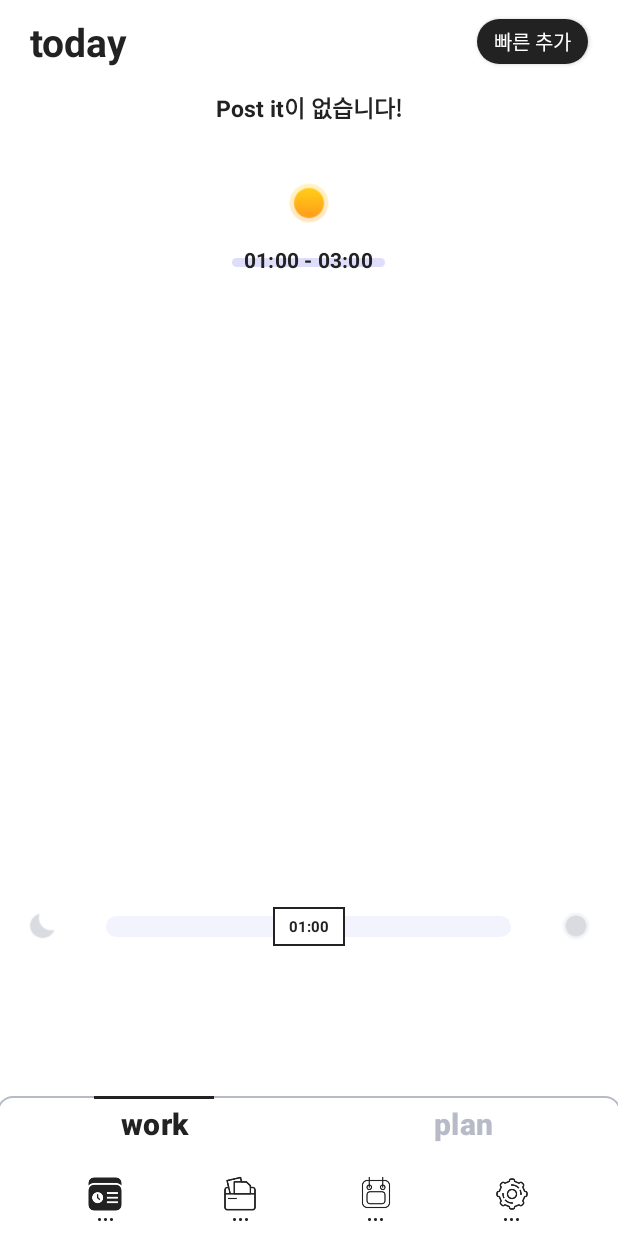
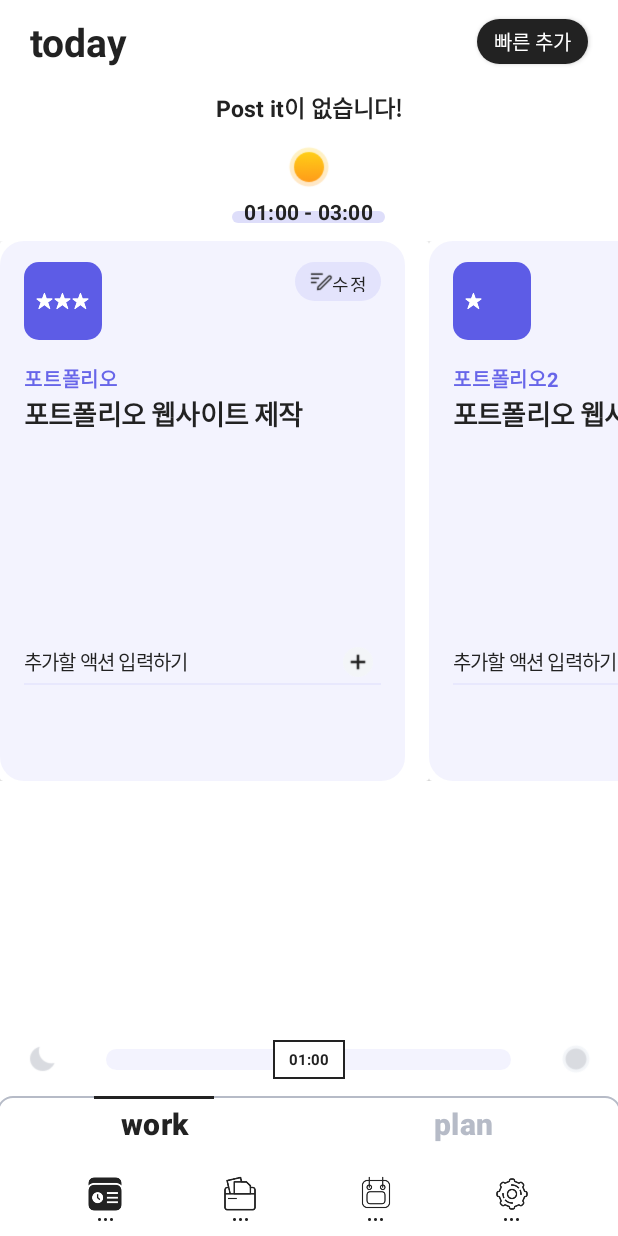
Before and after one commit to seonb2n/toodle_and_java, an Android app: the screen it shows after launch (TodayWorkActivity), on a phone screen of 412 x 824 dp. Run offline under Robolectric (Android 15) with nearby library versions, the light colour scheme and no system bars; libraries missing offline, so code that uses them is left out: com.franmontiel.persistentcookiejar, com.jakewharton.threetenabp, com.kakao.auth, com.kakao.network, com.kakao.usermgmt; 4 statements that could not run were skipped.

Commit message:
cardView to do view 제작 중

```diff
--- a/ToodleToodle/app/build.gradle
+++ b/ToodleToodle/app/build.gradle
@@ -7,7 +7,7 @@ android {
 
     defaultConfig {
         applicationId "com.origincurly.toodletoodle"
-        minSdkVersion 23
+        minSdkVersion 24
         targetSdkVersion 29
         versionCode 2
         versionName "1.0.1"
@@ -20,6 +20,10 @@ android {
             minifyEnabled false
             proguardFiles getDefaultProguardFile('proguard-android-optimize.txt'), 'proguard-rules.pro'
         }
+    }
+    compileOptions {
+        sourceCompatibility JavaVersion.VERSION_1_8
+        targetCompatibility JavaVersion.VERSION_1_8
     }
 }
 
--- a/ToodleToodle/app/src/main/java/com/origincurly/toodletoodle/TodayWorkActivity.java
+++ b/ToodleToodle/app/src/main/java/com/origincurly/toodletoodle/TodayWorkActivity.java
@@ -16,15 +16,19 @@ import com.origincurly.toodletoodle.list.PostitCategoryItem;
 import com.origincurly.toodletoodle.list.PostitHorizontalAdapter;
 import com.origincurly.toodletoodle.list.PostitItem;
 import com.origincurly.toodletoodle.list.TodayWorkAdapter;
+import com.origincurly.toodletoodle.list.TodayWorkCardViewItem;
+import com.origincurly.toodletoodle.list.TodayWorkToDoItem;
 import com.origincurly.toodletoodle.util.ErrorCodeEnum;
 import com.origincurly.toodletoodle.util.NetworkManager;
 
 import org.json.JSONArray;
 import org.json.JSONException;
 import org.json.JSONObject;
+import org.threeten.bp.LocalDateTime;
 
 import java.net.URL;
 import java.util.ArrayList;
+import java.util.List;
 
 import okhttp3.FormBody;
 import okhttp3.OkHttpClient;
@@ -51,15 +55,53 @@ public class TodayWorkActivity extends BasicActivity {
     private PostitHorizontalAdapter postitHorizontalAdapter;
     private TodayWorkAdapter todayWorkAdapter;
 
+    //endregion
 
-
-    //endregion
+    //cardView 용 mock data
+    private List<TodayWorkCardViewItem> items;
 
     @Override
     protected void onCreate(Bundle savedInstanceState ) {
         super.onCreate(savedInstanceState);
         setContentView(R.layout.activity_today_work);
         setActivity(this, this);
+
+        //mock data sample region
+
+        items = new ArrayList<>();
+        List<TodayWorkToDoItem> toDoItems = new ArrayList<>();
+        TodayWorkToDoItem toDoItem1 = new TodayWorkToDoItem();
+        toDoItem1.id = 1;
+        toDoItem1.content = "로그인 버튼 시안 제작";
+        TodayWorkToDoItem toDoItem2 = new TodayWorkToDoItem();
+        toDoItem2.id = 2;
+        toDoItem2.content = "모바일 페이지 제작";
+        toDoItems.add(toDoItem1);
+        toDoItems.add(toDoItem2);
+
+        TodayWorkCardViewItem todayWorkCardViewItem1 = new TodayWorkCardViewItem();
+        todayWorkCardViewItem1.id = 1;
+        todayWorkCardViewItem1.importance = 3;
+        todayWorkCardViewItem1.startAt = LocalDateTime.now();
+        todayWorkCardViewItem1.endAt = LocalDateTime.now().plusHours(2L);
+        todayWorkCardViewItem1.cardViewTitle = "포트폴리오";
+        todayWorkCardViewItem1.projectTitle = "포트폴리오 웹사이트 제작";
+
+        todayWorkCardViewItem1.toDoItems = toDoItems;
+
+        TodayWorkCardViewItem todayWorkCardViewItem2 = new TodayWorkCardViewItem();
+        todayWorkCardViewItem2.importance = 1;
+        todayWorkCardViewItem2.id = 2;
+        todayWorkCardViewItem2.startAt = LocalDateTime.now();
+        todayWorkCardViewItem2.endAt = LocalDateTime.now().plusHours(2L);
+        todayWorkCardViewItem2.cardViewTitle = "포트폴리오2";
+        todayWorkCardViewItem2.projectTitle = "포트폴리오 웹사이트 제작";
+        todayWorkCardViewItem2.toDoItems = toDoItems;
+
+        items.add(todayWorkCardViewItem1);
+        items.add(todayWorkCardViewItem2);
+
+        //end region
 
         init();
     }
@@ -76,9 +118,10 @@ public class TodayWorkActivity extends BasicActivity {
 
         //recycler view 로 today work 카드 뷰 형식으로 추가해줘야 함.
         todo_RecyclerView = findViewById(R.id.today_work_RecyclerView);
-        LinearLayoutManager layoutManager1 = new LinearLayoutManager(this, LinearLayoutManager.VERTICAL, false);
+        LinearLayoutManager layoutManager1 = new LinearLayoutManager(this, LinearLayoutManager.HORIZONTAL, false);
         todo_RecyclerView.setLayoutManager(layoutManager1);
-
+        todayWorkAdapter = new TodayWorkAdapter(this, items);
+        todo_RecyclerView.setAdapter(todayWorkAdapter);
     }
 
     private View.OnClickListener onClickPostitItem = new View.OnClickListener() {
@@ -93,8 +136,6 @@ public class TodayWorkActivity extends BasicActivity {
         super.onResume();
 
         new PostitCategoryTask().execute();
-
-        todo_RecyclerView.setAdapter(todayWorkAdapter);
     }
 
     //region Button
--- a/ToodleToodle/app/src/main/java/com/origincurly/toodletoodle/list/TodayWorkAdapter.java
+++ b/ToodleToodle/app/src/main/java/com/origincurly/toodletoodle/list/TodayWorkAdapter.java
@@ -4,10 +4,11 @@ import android.content.Context;
 import android.view.LayoutInflater;
 import android.view.View;
 import android.view.ViewGroup;
-import android.widget.BaseAdapter;
 import android.widget.Button;
 import android.widget.EditText;
 import android.widget.ImageView;
+import android.widget.LinearLayout;
+import android.widget.ScrollView;
 import android.widget.TextView;
 
 import androidx.annotation.NonNull;
@@ -19,15 +20,13 @@ import com.origincurly.toodletoodle.R;
 
 import java.util.List;
 
-public class TodayWorkAdapter extends RecyclerView.Adapter<TodayWorkAdapter.ViewHolder> implements GlobalValue{
+public class TodayWorkAdapter extends RecyclerView.Adapter<TodayWorkAdapter.ViewHolder> implements GlobalValue {
     Context context;
     List<TodayWorkCardViewItem> items;
-    int item_layout;
 
-    public TodayWorkAdapter(Context context, List<TodayWorkCardViewItem> items, int item_layout) {
+    public TodayWorkAdapter(Context context, List<TodayWorkCardViewItem> items) {
         this.context = context;
         this.items = items;
-        this.item_layout = item_layout;
     }
 
     @Override
@@ -39,6 +38,44 @@ public class TodayWorkAdapter extends RecyclerView.Adapter<TodayWorkAdapter.View
     @Override
     public void onBindViewHolder(@NonNull TodayWorkAdapter.ViewHolder holder, int position) {
         final TodayWorkCardViewItem item = items.get(position);
+        holder.project_title_textView.setText(item.cardViewTitle);
+        holder.title_textView.setText(item.projectTitle);
+        setImportance(holder, item.importance);
+        setTodo(holder, item.toDoItems);
+    }
+
+    private void setTodo(ViewHolder holder, List<TodayWorkToDoItem> toDoItems) {
+
+        //TODO UI Thread 호출해서 layout inflater 로 뷰 띄워줄 것
+
+//        holder.today_work_todo_LinearLayout.removeAllViews();
+//        toDoItems.forEach(toDoItem -> {
+//                    View item_today_todo = LayoutInflater.from(context).inflate(R.layout.item_today_cardview_action_row, null, false);
+//                    TextView textView = (TextView)item_today_todo.findViewById(R.id.cardView_todo_scrollView_LinearLayout_Row_Content);
+//                    textView.setText(toDoItem.content);
+//                    holder.today_work_todo_LinearLayout.addView(textView);
+//                });
+    }
+
+
+
+    private void setImportance(TodayWorkAdapter.ViewHolder holder, int importance) {
+
+        holder.importance_imageView1.setVisibility(View.GONE);
+        holder.importance_imageView2.setVisibility(View.GONE);
+        holder.importance_imageView3.setVisibility(View.GONE);
+
+        switch (importance) {
+            case 1:
+                holder.importance_imageView1.setVisibility(View.VISIBLE);
+                break;
+            case 2:
+                holder.importance_imageView2.setVisibility(View.VISIBLE);
+                break;
+            case 3:
+                holder.importance_imageView3.setVisibility(View.VISIBLE);
+                break;
+        }
     }
 
     @Override
@@ -46,22 +83,29 @@ public class TodayWorkAdapter extends RecyclerView.Adapter<TodayWorkAdapter.View
         return this.items.size();
     }
 
-    public class ViewHolder extends RecyclerView.ViewHolder{
+    public class ViewHolder extends RecyclerView.ViewHolder {
         CardView cardView;
-        RecyclerView card_recyclerView;
-        ImageView importance_imageView;
+        ImageView importance_imageView1;
+        ImageView importance_imageView2;
+        ImageView importance_imageView3;
         Button edit_button;
         TextView project_title_textView;
         TextView title_textView;
         EditText work_add_action_editText;
         Button work_add_action_button;
+        ScrollView today_work_todo_scrollView;
+        LinearLayout today_work_todo_LinearLayout;
+
 
         public ViewHolder(View itemView) {
             super(itemView);
             cardView = itemView.findViewById(R.id.today_work_cardView);
-            card_recyclerView = itemView.findViewById(R.id.today_work_RecyclerView);
-            importance_imageView = itemView.findViewById(R.id.today_work_cardView_importance);
+            importance_imageView1 = itemView.findViewById(R.id.today_work_cardView_importance1);
+            importance_imageView2 = itemView.findViewById(R.id.today_work_cardView_importance2);
+            importance_imageView3 = itemView.findViewById(R.id.today_work_cardView_importance3);
             edit_button = itemView.findViewById(R.id.today_work_cardView_edit_button);
+            today_work_todo_scrollView = itemView.findViewById(R.id.cardView_todo_scrollView);
+            today_work_todo_LinearLayout = itemView.findViewById(R.id.cardView_todo_scrollView_LinearLayout);
             project_title_textView = itemView.findViewById(R.id.today_work_cardView_project_title);
             title_textView = itemView.findViewById(R.id.today_work_cardView_card_title);
             work_add_action_editText = itemView.findViewById(R.id.today_work_cardView_add_action_editText);
--- a/ToodleToodle/app/src/main/java/com/origincurly/toodletoodle/list/TodayWorkToDoItem.java
+++ b/ToodleToodle/app/src/main/java/com/origincurly/toodletoodle/list/TodayWorkToDoItem.java
@@ -3,6 +3,5 @@ package com.origincurly.toodletoodle.list;
 public class TodayWorkToDoItem {
 
     public int id;
-    public TodayWorkCardViewItem cardViewItem;
     public String content;
 }
--- a/ToodleToodle/app/src/main/res/layout/activity_today_work.xml
+++ b/ToodleToodle/app/src/main/res/layout/activity_today_work.xml
@@ -34,6 +34,7 @@
     </RelativeLayout>
 
     <RelativeLayout
+        android:id="@+id/postItRelativeLayout"
         android:layout_width="match_parent"
         android:layout_height="32dp"
         android:layout_marginTop="56dp">
@@ -71,9 +72,11 @@
 
 
     <RelativeLayout
+        android:id="@+id/todayTimeImageRelativeLayout"
         android:layout_width="match_parent"
-        android:layout_height="30dp"
-        android:layout_marginTop="120dp">
+        android:layout_height="wrap_content"
+        android:layout_below="@id/postItRelativeLayout"
+        android:layout_marginTop="8dp">
 
         <ImageView
             android:id="@+id/today_time_image"
@@ -85,22 +88,26 @@
     </RelativeLayout>
 
     <RelativeLayout
+        android:id="@+id/todayNowTimeRelativeLayout"
         android:layout_width="match_parent"
-        android:layout_height="6dp"
-        android:layout_marginTop="172dp">
+        android:layout_height="wrap_content"
+        android:layout_below="@id/todayTimeImageRelativeLayout"
+        android:layout_marginTop="5dp">
 
-        <TextView
+        <RelativeLayout
+            android:layout_width="match_parent"
+            android:layout_height="wrap_content">
+
+            <View
                 android:layout_width="102dp"
                 android:layout_height="8dp"
                 android:layout_centerHorizontal="true"
+                android:layout_marginTop="9dp"
                 android:background="@drawable/custom_today_line_rectangle" />
-
-    </RelativeLayout>
 
             <RelativeLayout
                 android:layout_width="match_parent"
-        android:layout_height="wrap_content"
-        android:layout_marginTop="163dp">
+                android:layout_height="wrap_content">
 
                 <TextView
                     android:id="@+id/today_time_start_textView"
@@ -116,10 +123,16 @@
                     android:textStyle="bold" />
             </RelativeLayout>
 
+
+        </RelativeLayout>
+
+    </RelativeLayout>
+
     <RelativeLayout
         android:layout_width="match_parent"
         android:layout_height="360dp"
-        android:layout_marginTop="190dp">
+        android:layout_below="@id/todayNowTimeRelativeLayout"
+        android:layout_marginTop="10dp">
 
         <androidx.recyclerview.widget.RecyclerView
             android:id="@+id/today_work_RecyclerView"
@@ -131,7 +144,8 @@
     <RelativeLayout
         android:layout_width="match_parent"
         android:layout_height="35dp"
-        android:layout_marginTop="600dp">
+        android:layout_alignParentBottom="true"
+        android:layout_marginBottom="100dp">
 
         <ImageView
             android:layout_width="24dp"
@@ -186,8 +200,8 @@
         android:layout_height="38dp"
         android:layout_alignParentBottom="true"
         android:layout_marginBottom="56dp"
-        android:orientation="horizontal"
-        android:background="@drawable/custom_today_bottom_btn_back">
+        android:background="@drawable/custom_today_bottom_btn_back"
+        android:orientation="horizontal">
 
         <RelativeLayout
             android:layout_width="0dp"
@@ -195,16 +209,16 @@
             android:layout_weight="5">
 
             <Button
-                android:text="work"
-                android:textStyle="bold"
-                android:textSize="20sp"
-                android:textColor="@color/today_bottom_button_stroke_on"
-                android:letterSpacing="0.01"
-                android:textAllCaps="false"
                 android:layout_width="80dp"
                 android:layout_height="match_parent"
                 android:layout_centerHorizontal="true"
-                android:background="@drawable/custom_today_bottom_btn_on" />
+                android:background="@drawable/custom_today_bottom_btn_on"
+                android:letterSpacing="0.01"
+                android:text="work"
+                android:textAllCaps="false"
+                android:textColor="@color/today_bottom_button_stroke_on"
+                android:textSize="20sp"
+                android:textStyle="bold" />
 
         </RelativeLayout>
 
@@ -214,16 +228,16 @@
             android:layout_weight="5">
 
             <Button
-                android:text="plan"
-                android:textStyle="bold"
-                android:textSize="20sp"
-                android:textColor="@color/today_bottom_button_stroke_off"
-                android:letterSpacing="0.01"
-                android:textAllCaps="false"
                 android:layout_width="80dp"
                 android:layout_height="match_parent"
                 android:layout_centerHorizontal="true"
-                android:background="@drawable/custom_today_bottom_btn_off"/>
+                android:background="@drawable/custom_today_bottom_btn_off"
+                android:letterSpacing="0.01"
+                android:text="plan"
+                android:textAllCaps="false"
+                android:textColor="@color/today_bottom_button_stroke_off"
+                android:textSize="20sp"
+                android:textStyle="bold" />
 
         </RelativeLayout>
 
@@ -231,4 +245,5 @@
 
     <include layout="@layout/layout_footer" />
 
+
 </RelativeLayout>
--- a/ToodleToodle/app/src/main/res/layout/item_today_cardview.xml
+++ b/ToodleToodle/app/src/main/res/layout/item_today_cardview.xml
@@ -2,14 +2,14 @@
 <androidx.cardview.widget.CardView xmlns:android="http://schemas.android.com/apk/res/android"
     xmlns:card_view="http://schemas.android.com/apk/res-auto"
     android:id="@+id/today_work_cardView"
-    android:layout_width="270dp"
-    android:layout_height="match_parent"
-    android:layout_margin="0dp">
+    android:layout_width="match_parent"
+    android:layout_height="match_parent">
 
     <RelativeLayout
-        android:layout_width="match_parent"
-        android:layout_height="match_parent"
-        android:background="@color/today_cardView_back">
+        android:layout_width="270dp"
+        android:layout_height="360dp"
+        android:layout_marginEnd="16dp"
+        android:background="@drawable/custom_today_cardview_back">
 
         <RelativeLayout
             android:layout_width="52dp"
@@ -19,12 +19,31 @@
             android:background="@drawable/custom_today_cardview_importance_back">
 
             <ImageView
-                android:id="@+id/today_work_cardView_importance"
+                android:id="@+id/today_work_cardView_importance3"
+                android:visibility="gone"
                 android:layout_width="38dp"
                 android:layout_height="16dp"
                 android:layout_centerHorizontal="true"
                 android:layout_centerVertical="true"
                 android:src="@drawable/ic_star_white_3" />
+
+            <ImageView
+                android:id="@+id/today_work_cardView_importance2"
+                android:visibility="gone"
+                android:layout_width="38dp"
+                android:layout_height="16dp"
+                android:layout_centerHorizontal="true"
+                android:layout_centerVertical="true"
+                android:src="@drawable/ic_star_white_2" />
+
+            <ImageView
+                android:id="@+id/today_work_cardView_importance1"
+                android:visibility="gone"
+                android:layout_width="38dp"
+                android:layout_height="16dp"
+                android:layout_centerHorizontal="true"
+                android:layout_centerVertical="true"
+                android:src="@drawable/ic_star_white_1" />
         </RelativeLayout>
 
         <RelativeLayout
@@ -87,18 +106,25 @@
             android:textSize="18sp"
             android:textStyle="bold" />
 
-        <androidx.recyclerview.widget.RecyclerView
-            android:id="@+id/cardView_todo_recyclerView"
+        <ScrollView
+            android:id="@+id/cardView_todo_scrollView"
             android:layout_width="match_parent"
-            android:layout_height="wrap_content"
-            android:layout_marginStart="16dp"
-            android:layout_marginTop="143dp"
-            android:layout_marginEnd="16dp" />
+            android:layout_height="108dp"
+            android:layout_below="@id/today_work_cardView_card_title"
+            android:layout_marginTop="18dp">
+
+            <LinearLayout
+                android:id="@+id/cardView_todo_scrollView_LinearLayout"
+                android:layout_width="match_parent"
+                android:layout_height="wrap_content"
+                android:orientation="vertical" />
+
+        </ScrollView>
 
         <RelativeLayout
             android:layout_width="238dp"
             android:layout_height="32dp"
-            android:layout_below="@+id/cardView_todo_recyclerView"
+            android:layout_below="@+id/cardView_todo_scrollView"
             android:layout_marginStart="16dp"
             android:layout_marginTop="10dp"
             android:background="@drawable/custom_today_cardview_add_action_btn_back">
@@ -118,22 +144,22 @@
                 android:textStyle="normal" />
 
             <RelativeLayout
-                android:layout_centerVertical="true"
                 android:layout_width="20dp"
                 android:layout_height="20dp"
                 android:layout_alignParentEnd="true"
+                android:layout_centerVertical="true"
                 android:layout_marginEnd="5dp">
 
                 <ImageView
                     android:layout_width="match_parent"
                     android:layout_height="match_parent"
-                    android:src="@drawable/ic_add_section"/>
+                    android:src="@drawable/ic_add_section" />
 
                 <Button
                     android:id="@+id/today_work_cardView_add_action_button"
-                    android:background="@color/transparent"
                     android:layout_width="match_parent"
-                    android:layout_height="match_parent"/>
+                    android:layout_height="match_parent"
+                    android:background="@color/transparent" />
 
 
             </RelativeLayout>
--- a/ToodleToodle/app/src/main/res/layout/item_today_cardview_action_cardview.xml
+++ b/ToodleToodle/app/src/main/res/layout/item_today_cardview_action_row.xml
@@ -1,9 +1,9 @@
 <?xml version="1.0" encoding="utf-8"?>
-<androidx.cardview.widget.CardView xmlns:android="http://schemas.android.com/apk/res/android"
-    android:id="@+id/today_work_cardView_cardView"
+<RelativeLayout xmlns:android="http://schemas.android.com/apk/res/android"
+    android:id="@+id/cardView_todo_scrollView_LinearLayout_Row"
     android:layout_width="240dp"
     android:layout_height="32dp"
-    android:layout_margin="0dp">
+    android:layout_marginBottom="6dp">
 
     <RelativeLayout
         android:layout_width="match_parent"
@@ -22,7 +22,7 @@
                 android:src="@drawable/ic_action" />
 
             <TextView
-                android:id="@+id/today_work_cardView_cardView_title"
+                android:id="@+id/cardView_todo_scrollView_LinearLayout_Row_Content"
                 android:layout_width="wrap_content"
                 android:layout_height="wrap_content"
                 android:layout_centerVertical="true"
@@ -59,4 +59,4 @@
 
     </RelativeLayout>
 
-</androidx.cardview.widget.CardView>
+</RelativeLayout>
```
Lines whose indentation alone changed are shown as unchanged.
